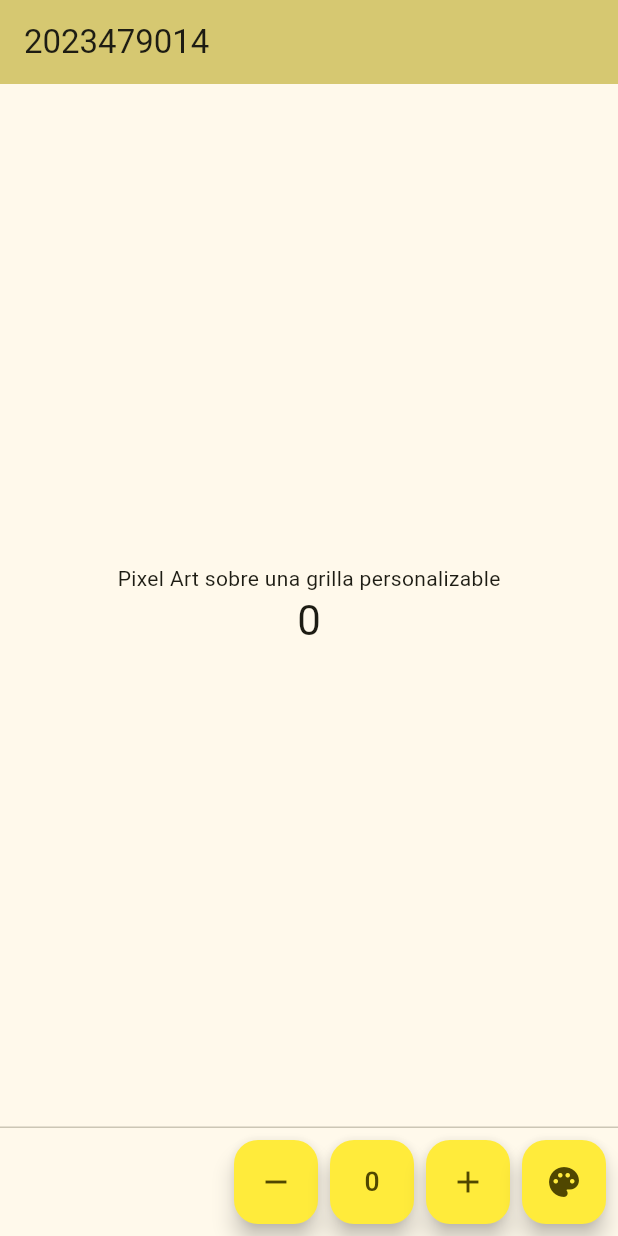
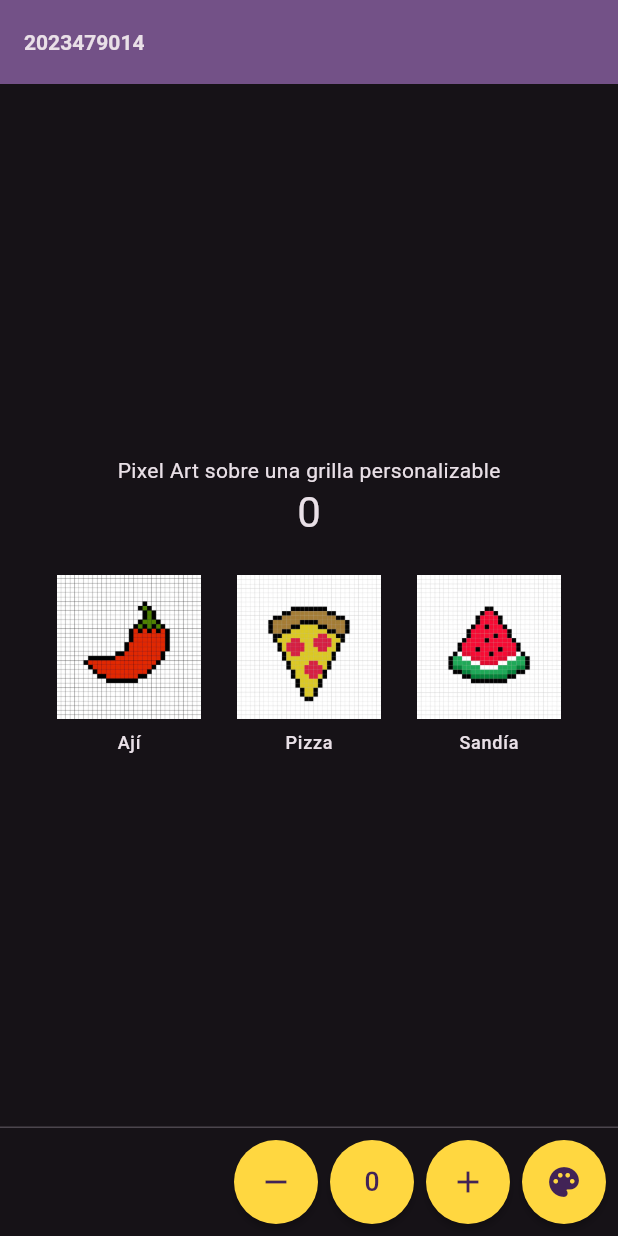
Before and after one commit to TheMob009/3479A321_2023479014, a Flutter app: the screen it shows after launch, on a phone screen of 412 x 824 dp. Run offline on Flutter 3.47's test engine with Material 3 defaults, Android fonts, the phone set to English and light mode, and no system bars; our stand-ins replace google_fonts, logger.

Commit message:
EntregaLab3

```diff
--- a/lib/main.dart
+++ b/lib/main.dart
@@ -1,4 +1,9 @@
 import 'package:flutter/material.dart';
+import 'package:logger/logger.dart';
+import 'package:google_fonts/google_fonts.dart';
+
+// importar pagina
+import 'pages/home_page.dart';
 
 void main() {
   runApp(const MyApp());
@@ -7,172 +12,65 @@ void main() {
 class MyApp extends StatelessWidget {
   const MyApp({super.key});
 
-
-
-  // This widget is the root of your application.
   @override
   Widget build(BuildContext context) {
+    final logger = Logger();
+    logger.d("Logger está dando cara!");
+
     return MaterialApp(
       title: '2023479014',
-      theme: ThemeData(
-        // This is the theme of your application.
-        //
-        // TRY THIS: Try running your application with "flutter run". You'll see
-        // the application has a purple toolbar. Then, without quitting the app,
-        // try changing the seedColor in the colorScheme below to Colors.green
-        // and then invoke "hot reload" (save your changes or press the "hot
-        // reload" button in a Flutter-supported IDE, or press "r" if you used
-        // the command line to start the app).
-        //
-        // Notice that the counter didn't reset back to zero; the application
-        // state is not lost during the reload. To reset the state, use hot
-        // restart instead.
-        //
-        // This works for code too, not just values: Most code changes can be
-        // tested with just a hot reload.
-        colorScheme: ColorScheme.fromSeed(seedColor: const Color.fromARGB(255, 218, 196, 4)),
-      ),
+      theme: _buildAppTheme(),
       home: const MyHomePage(title: '2023479014'),
+      debugShowCheckedModeBanner: false,
     );
   }
 }
 
-class MyHomePage extends StatefulWidget {
-  const MyHomePage({super.key, required this.title});
 
-  // This widget is the home page of your application. It is stateful, meaning
-  // that it has a State object (defined below) that contains fields that affect
-  // how it looks.
+ThemeData _buildAppTheme() {
+  final base = ThemeData(
+    useMaterial3: true,
+    colorScheme: ColorScheme.fromSeed(
+      seedColor: const Color.fromARGB(255, 129, 26, 189),
+      brightness: Brightness.dark,
+    ),
+  );
 
-  // This class is the configuration for the state. It holds the values (in this
-  // case the title) provided by the parent (in this case the App widget) and
-  // used by the build method of the State. Fields in a Widget subclass are
-  // always marked "final".
+  final textThemeBody = GoogleFonts.robotoTextTheme(base.textTheme);
 
-  final String title;
-
-  @override
-  State<MyHomePage> createState() => _MyHomePageState();
+  return base.copyWith(
+    textTheme: textThemeBody,
+    appBarTheme: AppBarTheme(
+      backgroundColor: base.colorScheme.inversePrimary,
+      foregroundColor: base.colorScheme.onPrimaryContainer,
+      elevation: 0,
+      centerTitle: false,
+      titleTextStyle: textThemeBody.titleLarge?.copyWith(fontWeight: FontWeight.w700),
+    ),
+    floatingActionButtonTheme: FloatingActionButtonThemeData(
+      backgroundColor: base.colorScheme.primary,
+      foregroundColor: base.colorScheme.onPrimary,
+      shape: const StadiumBorder(),
+      elevation: 2,
+    ),
+    elevatedButtonTheme: ElevatedButtonThemeData(
+      style: ElevatedButton.styleFrom(
+        elevation: 0,
+        padding: const EdgeInsets.symmetric(horizontal: 20, vertical: 14),
+        shape: RoundedRectangleBorder(borderRadius: BorderRadius.circular(12)),
+      ),
+    ),
+    cardTheme: const CardThemeData(
+      elevation: 0,
+      margin: EdgeInsets.all(12),
+      shape: RoundedRectangleBorder(
+        borderRadius: BorderRadius.all(Radius.circular(16)),
+      ),
+    ),
+    inputDecorationTheme: InputDecorationTheme(
+      border: OutlineInputBorder(borderRadius: BorderRadius.circular(12)),
+      filled: true,
+      fillColor: base.colorScheme.surfaceContainerHighest,
+    ),
+  );
 }
-
-class _MyHomePageState extends State<MyHomePage> {
-  int _counter = 0;
-  final int _defaultCounter = 0;
-
-  final Color _colorYellow = Colors.yellow;
-  final Color _colorGreen = Colors.green;
-
-  Color _currentColor = Colors.yellow;
-
-
-  void _incrementCounter() {
-    setState(() {
-      // This call to setState tells the Flutter framework that something has
-      // changed in this State, which causes it to rerun the build method below
-      // so that the display can reflect the updated values. If we changed
-      // _counter without calling setState(), then the build method would not be
-      // called again, and so nothing would appear to happen.
-      _counter++;
-    });
-  }
-
-  void _decrementCounter()
-  {
-    setState(() {
-      _counter--;
-    });
-  }
-
-  void _presetCounter()
-  {
-      setState(() {
-      _counter = _defaultCounter;
-    });
-  }
-
-  void _changeColor()
-  {
-    setState(()
-    {
-      if(_currentColor == _colorYellow)
-      {
-        _currentColor = _colorGreen;
-      }
-      else
-      {
-        _currentColor = _colorYellow;
-      }
-    });
-  }
-
-  @override
-  Widget build(BuildContext context) {
-    // This method is rerun every time setState is called, for instance as done
-    // by the _incrementCounter method above.
-    //
-    // The Flutter framework has been optimized to make rerunning build methods
-    // fast, so that you can just rebuild anything that needs updating rather
-    // than having to individually change instances of widgets.
-    var persistentFooterButtons = [
-        FloatingActionButton(onPressed: _decrementCounter,
-        backgroundColor: _currentColor,
-        tooltip: 'Decrement',
-        child: const Icon(Icons.remove),),
-
-        FloatingActionButton(onPressed: _presetCounter,
-        backgroundColor: _currentColor,
-        tooltip: 'Default',
-        child: const Icon(Icons.exposure_zero),),
-
-        FloatingActionButton(onPressed: _incrementCounter,
-        backgroundColor: _currentColor,
-        tooltip: 'Increment',
-        child: const Icon(Icons.add),),
-
-        FloatingActionButton(onPressed: _changeColor,
-        backgroundColor: _currentColor,
-        tooltip: 'ChangeColor',
-        child: const Icon(Icons.palette),)
-      ];
-    return Scaffold(
-      appBar: AppBar(
-        // TRY THIS: Try changing the color here to a specific color (to
-        // Colors.amber, perhaps?) and trigger a hot reload to see the AppBar
-        // change color while the other colors stay the same.
-        backgroundColor: Theme.of(context).colorScheme.inversePrimary,
-        // Here we take the value from the MyHomePage object that was created by
-        // the App.build method, and use it to set our appbar title.
-        title: Text(widget.title),
-      ),
-      body: Center(
-        // Center is a layout widget. It takes a single child and positions it
-        // in the middle of the parent.
-        child: Column(
-          // Column is also a layout widget. It takes a list of children and
-          // arranges them vertically. By default, it sizes itself to fit its
-          // children horizontally, and tries to be as tall as its parent.
-          //
-          // Column has various properties to control how it sizes itself and
-          // how it positions its children. Here we use mainAxisAlignment to
-          // center the children vertically; the main axis here is the vertical
-          // axis because Columns are vertical (the cross axis would be
-          // horizontal).
-          //
-          // TRY THIS: Invoke "debug painting" (choose the "Toggle Debug Paint"
-          // action in the IDE, or press "p" in the console), to see the
-          // wireframe for each widget.
-          mainAxisAlignment: MainAxisAlignment.center,
-          children: <Widget>[
-            const Text('Pixel Art sobre una grilla personalizable'),
-            Text(
-              '$_counter',
-              style: Theme.of(context).textTheme.headlineMedium,
-            ),
-          ],
-        ),
-      ),
-      persistentFooterButtons:
-      persistentFooterButtons,
-    );
-  }
-}
--- /dev/null
+++ b/lib/pages/home_page.dart
@@ -0,0 +1,115 @@
+import 'package:flutter/material.dart';
+
+class MyHomePage extends StatefulWidget {
+  const MyHomePage({super.key, required this.title});
+  final String title;
+
+  @override
+  State<MyHomePage> createState() => _MyHomePageState();
+}
+
+class _MyHomePageState extends State<MyHomePage> {
+  int _counter = 0;
+  final int _defaultCounter = 0;
+
+  final Color _color1 = Colors.amberAccent;
+  final Color _color2 = Colors.grey;
+
+  Color _currentColor = Colors.amberAccent;
+  void _incrementCounter() => setState(() => _counter++);
+  void _decrementCounter() => setState(() => _counter--);
+  void _presetCounter() => setState(() => _counter = _defaultCounter);
+  void _changeColor() => setState(() {
+        _currentColor = _currentColor == _color1 ? _color2 : _color1;
+      });
+
+  @override
+  Widget build(BuildContext context) {
+    final persistentFooterButtons = [
+      FloatingActionButton(
+        onPressed: _decrementCounter,
+        backgroundColor: _currentColor,
+        tooltip: 'Decrement',
+        child: const Icon(Icons.remove),
+      ),
+      FloatingActionButton(
+        onPressed: _presetCounter,
+        backgroundColor: _currentColor,
+        tooltip: 'Default',
+        child: const Icon(Icons.exposure_zero),
+      ),
+      FloatingActionButton(
+        onPressed: _incrementCounter,
+        backgroundColor: _currentColor,
+        tooltip: 'Increment',
+        child: const Icon(Icons.add),
+      ),
+      FloatingActionButton(
+        onPressed: _changeColor,
+        backgroundColor: _currentColor,
+        tooltip: 'ChangeColor',
+        child: const Icon(Icons.palette),
+      ),
+    ];
+
+    return Scaffold(
+      appBar: AppBar(
+        // Toma estilos desde AppBarTheme del tema global
+        backgroundColor: Theme.of(context).colorScheme.inversePrimary,
+        title: Text(widget.title),
+      ),
+      body: Center(
+        child: Column(
+          mainAxisAlignment: MainAxisAlignment.center,
+          children: <Widget>[
+            const Text('Pixel Art sobre una grilla personalizable'),
+            Text(
+              '$_counter',
+              style: Theme.of(context).textTheme.headlineMedium,
+            ),
+            const SizedBox(height: 24),
+            // Fila scrolleable con imágenes de assets
+            SingleChildScrollView(
+              scrollDirection: Axis.horizontal,
+              child: Row(
+                children: const [
+                  _AssetThumb('assets/Pixel-Art-Hot-Pepper-2-1.webp', 'Ají'),
+                  _AssetThumb('assets/Pixel-Art-Pizza-2.webp', 'Pizza'),
+                  _AssetThumb('assets/Pixel-Art-Watermelon-3.webp', 'Sandía'),
+                ],
+              ),
+            ),
+          ],
+        ),
+      ),
+      persistentFooterButtons: persistentFooterButtons,
+    );
+  }
+}
+
+// Para no repetir codigoo
+class _AssetThumb extends StatelessWidget {
+  const _AssetThumb(this.path, this.label);
+  final String path;
+  final String label;
+
+  @override
+  Widget build(BuildContext context) {
+    return Padding(
+      padding: const EdgeInsets.symmetric(horizontal: 12),
+      child: Column(
+        children: [
+          Image.asset(
+            path,
+            width: 96,
+            height: 96,
+            fit: BoxFit.contain,
+            errorBuilder: (_, __, ___) => const Icon(Icons.broken_image, size: 96),
+          ),
+          const SizedBox(height: 8),
+          Text(label, style: Theme.of(context).textTheme.labelMedium),
+        ],
+      ),
+    );
+    }
+}
```
Also changed, not shown: pubspec.yaml (+7 -4 lines), assets/Pixel-Art-Hot-Pepper-2-1.webp (added), assets/Pixel-Art-Pizza-2.webp (added), assets/Pixel-Art-Watermelon-3.webp (added), pubspec.lock, 3 other files.
